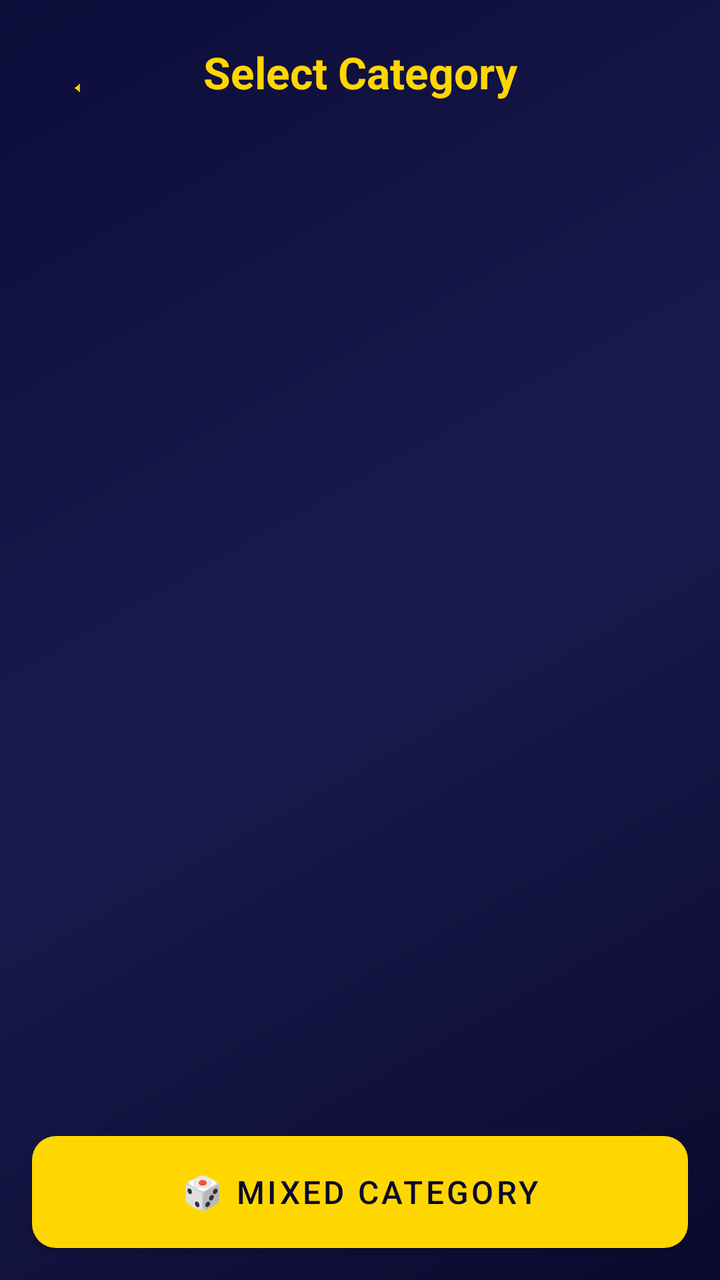
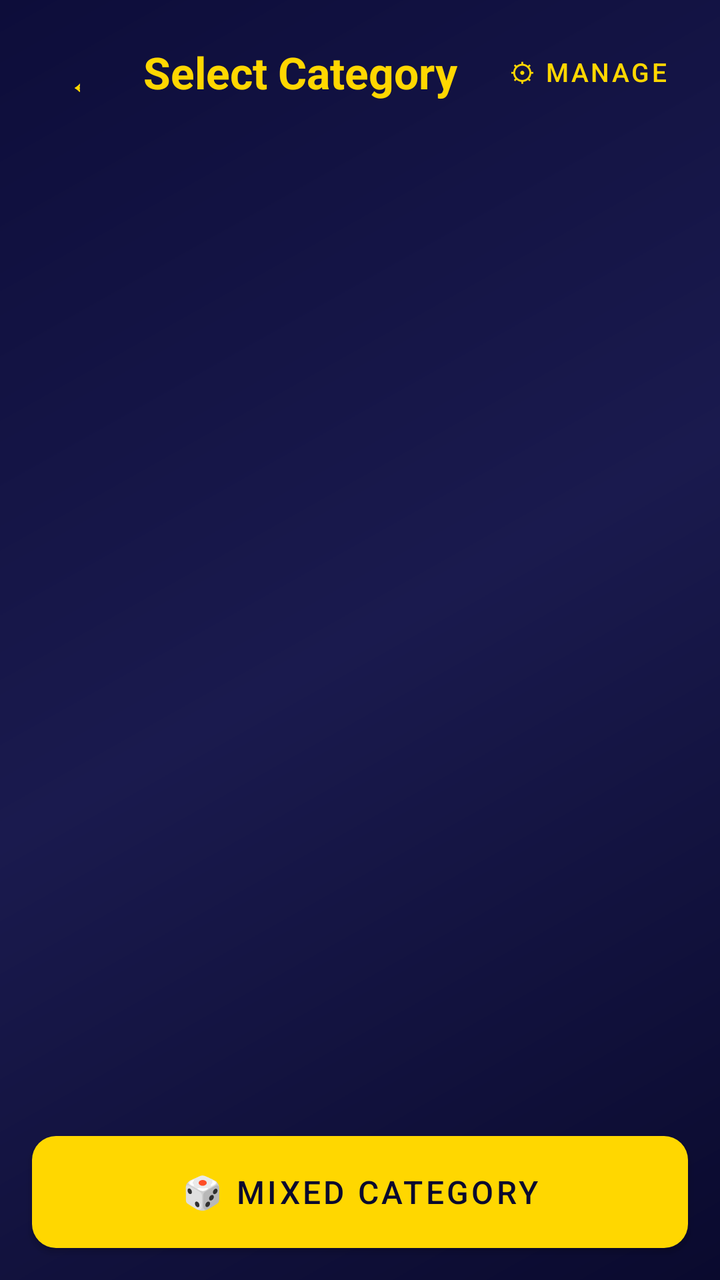

Before-and-after screenshots of an Android layout around one commit, followed by the original layout XML and the change that was made.
<!-- AndroidManifest.xml: application theme Theme.MillionaireGame -->
<!-- res/layout/activity_category_select.xml -->
<?xml version="1.0" encoding="utf-8"?>
<LinearLayout xmlns:android="http://schemas.android.com/apk/res/android"
    android:layout_width="match_parent"
    android:layout_height="match_parent"
    android:orientation="vertical"
    android:background="@drawable/bg_gradient">

    <LinearLayout
        android:layout_width="match_parent"
        android:layout_height="wrap_content"
        android:orientation="horizontal"
        android:gravity="center_vertical"
        android:padding="16dp">

        <Button
            android:id="@+id/btnBack"
            android:layout_width="40dp"
            android:layout_height="40dp"
            android:text="←"
            android:textSize="20sp"
            android:textColor="@color/gold"
            android:background="@android:color/transparent" />

        <TextView
            android:layout_width="0dp"
            android:layout_height="wrap_content"
            android:layout_weight="1"
            android:text="Select Category"
            android:textSize="22sp"
            android:textStyle="bold"
            android:textColor="@color/gold"
            android:gravity="center" />

        <View
            android:layout_width="40dp"
            android:layout_height="40dp" />
    </LinearLayout>

    <androidx.recyclerview.widget.RecyclerView
        android:id="@+id/rvCategories"
        android:layout_width="match_parent"
        android:layout_height="0dp"
        android:layout_weight="1"
        android:padding="16dp"
        android:clipToPadding="false" />

    <Button
        android:id="@+id/btnMixed"
        android:layout_width="match_parent"
        android:layout_height="56dp"
        android:text="🎲 MIXED CATEGORY"
        android:textSize="16sp"
        android:textColor="@color/dark_blue"
        android:background="@drawable/btn_primary"
        android:layout_margin="16dp" />

</LinearLayout>
<!-- resources referenced by this layout -->
<resources>
  <color name="dark_blue">#0a0a2e</color>
  <color name="gold">#FFD700</color>
  <!-- drawable bg_gradient (drawable) -->
  <?xml version="1.0" encoding="utf-8"?>
  <shape xmlns:android="http://schemas.android.com/apk/res/android"
      android:shape="rectangle">
      <gradient
          android:startColor="#0a0a2e"
          android:centerColor="#1a1a4e"
          android:endColor="#0d0d3a"
          android:angle="135" />
  </shape>
  <!-- drawable btn_primary (drawable) -->
  <?xml version="1.0" encoding="utf-8"?>
  <shape xmlns:android="http://schemas.android.com/apk/res/android"
      android:shape="rectangle">
      <gradient
          android:startColor="#FFD700"
          android:centerColor="#FFC107"
          android:endColor="#FFA000"
          android:angle="180" />
      <corners android:radius="12dp" />
  </shape>
  <style name="Theme.MillionaireGame" parent="Theme.MaterialComponents.DayNight.NoActionBar">
          <item name="colorPrimary">@color/gold</item>
          <item name="colorPrimaryVariant">@color/gold_dark</item>
          <item name="colorOnPrimary">@color/dark_blue</item>
          <item name="colorSecondary">@color/light_blue</item>
          <item name="colorSecondaryVariant">@color/medium_blue</item>
          <item name="colorOnSecondary">@color/white</item>
          <item name="android:windowBackground">@color/dark_blue</item>
          <item name="android:statusBarColor">@color/dark_blue</item>
          <item name="android:navigationBarColor">@color/dark_blue</item>
          <item name="android:textColorPrimary">@color/white</item>
      </style>
  <color name="gold_dark">#FFA000</color>
  <color name="light_blue">#283593</color>
  <color name="medium_blue">#1a237e</color>
  <color name="white">#FFFFFF</color>
</resources>

<!-- the commit's change to res/layout/activity_category_select.xml (unified diff, before → after) -->
@@ -31,9 +31,17 @@
             android:textColor="@color/gold"
             android:gravity="center" />
 
-        <View
-            android:layout_width="40dp"
-            android:layout_height="40dp" />
+        <Button
+            android:id="@+id/btnManage"
+            android:layout_width="wrap_content"
+            android:layout_height="40dp"
+            android:minWidth="0dp"
+            android:paddingStart="10dp"
+            android:paddingEnd="10dp"
+            android:text="@string/manage_categories_entry"
+            android:textSize="13sp"
+            android:textColor="@color/gold"
+            android:background="@android:color/transparent" />
     </LinearLayout>
 
     <androidx.recyclerview.widget.RecyclerView
<!-- resource entries referenced after the edit -->
@@ -23,6 +23,7 @@
           android:angle="180" />
       <corners android:radius="12dp" />
   </shape>
+  <string name="manage_categories_entry">⚙ Manage</string>
   <style name="Theme.MillionaireGame" parent="Theme.MaterialComponents.DayNight.NoActionBar">
           <item name="colorPrimary">@color/gold</item>
           <item name="colorPrimaryVariant">@color/gold_dark</item>
